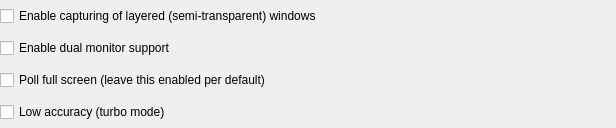
Above: plugins/vncserver/ultravnc-builtin/UltraVncConfigurationWidget.ui from veyon/veyon before the change. Below: the same form after it.
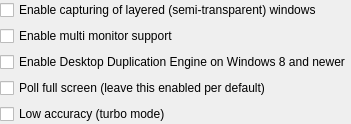
That is the form after the change.

Commit message:
VncServer: UltraVNC: add setting for DeskDupEngine
This allows to disable the usage of the new DeskDupEngine which
sometimes does not work properly in remote desktop sessions.

Patch:
```diff
--- a/plugins/vncserver/ultravnc-builtin/UltraVncConfigurationWidget.ui
+++ b/plugins/vncserver/ultravnc-builtin/UltraVncConfigurationWidget.ui
@@ -2,14 +2,6 @@
 <ui version="4.0">
  <class>UltraVncConfigurationWidget</class>
  <widget class="QWidget" name="UltraVncConfigurationWidget">
-  <property name="geometry">
-   <rect>
-    <x>0</x>
-    <y>0</y>
-    <width>616</width>
-    <height>128</height>
-   </rect>
-  </property>
   <property name="windowTitle">
    <string>Builtin UltraVNC server configuration</string>
   </property>
@@ -26,6 +18,20 @@
    <property name="bottomMargin">
     <number>0</number>
    </property>
+   <item row="3" column="0">
+    <widget class="QCheckBox" name="ultraVncPollFullScreen">
+     <property name="text">
+      <string>Poll full screen (leave this enabled per default)</string>
+     </property>
+    </widget>
+   </item>
+   <item row="1" column="0">
+    <widget class="QCheckBox" name="ultraVncMultiMonitorSupportEnabled">
+     <property name="text">
+      <string>Enable multi monitor support</string>
+     </property>
+    </widget>
+   </item>
    <item row="0" column="0">
     <widget class="QCheckBox" name="ultraVncCaptureLayeredWindows">
      <property name="text">
@@ -33,24 +39,17 @@
      </property>
     </widget>
    </item>
-   <item row="2" column="0">
-    <widget class="QCheckBox" name="ultraVncPollFullScreen">
-     <property name="text">
-      <string>Poll full screen (leave this enabled per default)</string>
-     </property>
-    </widget>
-   </item>
-   <item row="3" column="0">
+   <item row="4" column="0">
     <widget class="QCheckBox" name="ultraVncLowAccuracy">
      <property name="text">
       <string>Low accuracy (turbo mode)</string>
      </property>
     </widget>
    </item>
-   <item row="1" column="0">
-    <widget class="QCheckBox" name="ultraVncDualMonitorSupportEnabled">
+   <item row="2" column="0">
+    <widget class="QCheckBox" name="ultraVncDeskDupEngineEnabled">
      <property name="text">
-      <string>Enable dual monitor support</string>
+      <string>Enable Desktop Duplication Engine on Windows 8 and newer</string>
      </property>
     </widget>
    </item>
```
Left out of the diff: 7 changed lines with no effect on the pictures. The commit also changes 3 other files.
